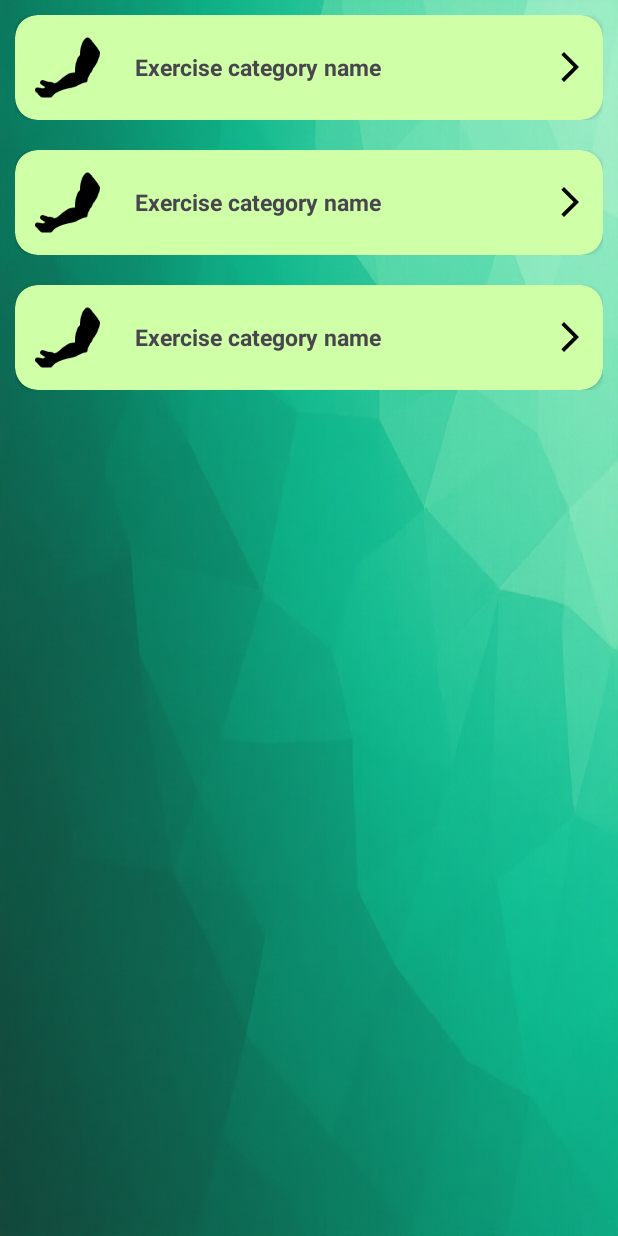
After one commit to Vivianne-S/HomeFit, an Android app: the layout fragment_categories.xml on its own in the app's theme, with its tools: preview values and no code run, on a phone screen of 412 x 824 dp. The commit adds this screen. Run offline under Robolectric (Android 15) with nearby library versions, the phone set to English and light mode, and no system bars.

Commit message:
UI for categories

```diff
--- /dev/null
+++ b/app/src/main/res/drawable/arrow_right.xml
@@ -0,0 +1,5 @@
+<vector xmlns:android="http://schemas.android.com/apk/res/android" android:autoMirrored="true" android:height="24dp" android:tint="#000000" android:viewportHeight="24" android:viewportWidth="24" android:width="24dp">
+
+    <path android:fillColor="@android:color/white" android:pathData="M6.23,20.23l1.77,1.77l10,-10l-10,-10l-1.77,1.77l8.23,8.23z"/>
+
+</vector>
--- /dev/null
+++ b/app/src/main/res/layout/fragment_categories.xml
@@ -0,0 +1,22 @@
+<?xml version="1.0" encoding="utf-8"?>
+<androidx.constraintlayout.widget.ConstraintLayout xmlns:android="http://schemas.android.com/apk/res/android"
+    xmlns:tools="http://schemas.android.com/tools"
+    android:layout_width="match_parent"
+    android:layout_height="match_parent"
+    tools:context=".ui.categories.CategoriesFragment"
+    android:background="@drawable/app_background">
+
+<LinearLayout
+    android:layout_width="match_parent"
+    android:layout_height="match_parent"
+    android:orientation="vertical">
+
+    <androidx.recyclerview.widget.RecyclerView
+        android:id="@+id/recyclerViewCategories"
+        android:layout_width="match_parent"
+        android:layout_height="match_parent"
+        tools:listitem="@layout/list_item" />
+
+</LinearLayout>
+
+</androidx.constraintlayout.widget.ConstraintLayout>
--- /dev/null
+++ b/app/src/main/res/layout/list_item.xml
@@ -0,0 +1,57 @@
+<?xml version="1.0" encoding="utf-8"?>
+<androidx.constraintlayout.widget.ConstraintLayout xmlns:android="http://schemas.android.com/apk/res/android"
+    android:layout_width="match_parent"
+    android:layout_height="wrap_content"
+    xmlns:app="http://schemas.android.com/apk/res-auto"
+    android:layout_marginVertical="10dp"
+    android:layout_marginHorizontal="10dp"
+ >
+
+    <androidx.cardview.widget.CardView
+        app:layout_constraintTop_toTopOf="parent"
+        android:paddingTop="20dp"
+        app:cardCornerRadius="15dp"
+        android:backgroundTint="#CFFFA7"
+        android:layout_width="match_parent"
+        android:layout_height="wrap_content"
+        app:layout_constraintStart_toStartOf="parent"
+        app:layout_constraintEnd_toEndOf="parent"
+        >
+
+        <LinearLayout
+            android:layout_width="match_parent"
+            android:layout_height="wrap_content"
+            android:orientation="horizontal"
+            android:padding="10dp"
+            >
+            <ImageView
+                android:id="@+id/category_image"
+                android:src="@drawable/arms_category_image"
+                android:layout_width="50dp"
+                android:layout_height="50dp"
+                />
+
+            <TextView
+                android:id="@+id/tv_category_name"
+                android:text="Exercise category name"
+                android:textStyle="bold"
+                android:layout_width="0dp"
+                android:layout_height="match_parent"
+                android:layout_weight="1"
+                android:gravity="center_vertical"
+                android:paddingStart="20dp"
+                android:textSize="15sp" />
+
+            <ImageView
+                android:id="@+id/arrow"
+                android:layout_gravity="center_vertical"
+                android:layout_width="wrap_content"
+                android:layout_height="wrap_content"
+                android:src="@drawable/arrow_right"/>
+
+            </LinearLayout>
+
+
+    </androidx.cardview.widget.CardView>
+
+</androidx.constraintlayout.widget.ConstraintLayout>
```
Also changed, not shown: app/src/main/java/com/example/homefit/ui/categories/CategoriesFragment.kt (added, +31 -0 lines), app/src/main/java/com/example/homefit/ui/categories/CategoriesViewModel.kt (added, +7 -0 lines), app/src/main/res/values/strings.xml (+89 -0 lines), app/src/main/res/drawable/arms_category_image.png (added).
